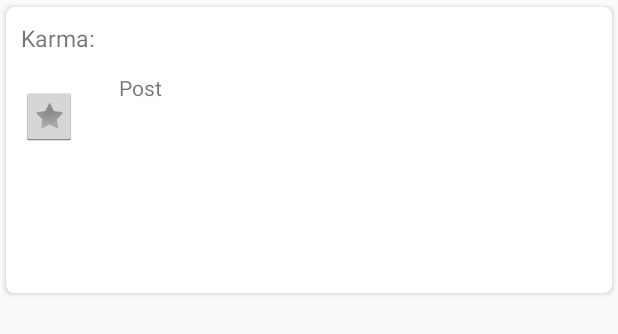
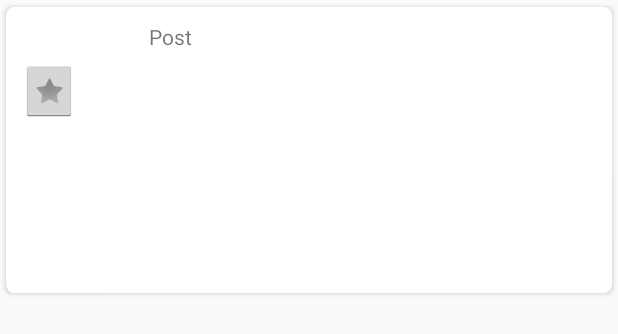
Before and after one commit to clonetrooper67/JAM, an Android app: the layout activity_feed_pager.xml on its own in the app's theme, with its tools: preview values and no code run, on a phone screen of 412 x 824 dp. Shown: the top 334 px of the screen. Run offline under Robolectric (Android 15) with nearby library versions, the phone set to English and light mode, and no system bars.

Commit message:
Final commit, shouldn't have to make any more changes

```diff
--- a/app/src/main/java/example/com/jam/MainActivity.java
+++ b/app/src/main/java/example/com/jam/MainActivity.java
@@ -198,7 +198,7 @@ public class MainActivity extends AppCompatActivity
             @Override
             public void populateViewHolder(PostHolder postView, Post post, int position) {
                 postView.setBody(post.getBody());
-                postView.setUser(post.getUser());
+//                postView.setUser(post.getUser());
                 postView.setKarma(String.valueOf(post.getKarma()));
 
                 FirebaseUser currentUser = mFirebaseAuth.getCurrentUser();
@@ -222,10 +222,10 @@ public class MainActivity extends AppCompatActivity
             mView = itemView;
         }
 
-        public void setUser(String name) {
-            TextView field = (TextView) mView.findViewById(R.id.card_view_uname);
-            field.setText(name);
-        }
+//        public void setUser(String name) {
+//            TextView field = (TextView) mView.findViewById(R.id.card_view_uname);
+//            field.setText(name);
+//        }
 
         public void setBody(String text) {
             TextView field = (TextView) mView.findViewById(R.id.card_view_post_body);
@@ -233,7 +233,7 @@ public class MainActivity extends AppCompatActivity
         }
         public void setKarma(String text){
             TextView field = (TextView) mView.findViewById(R.id.karmaCount);
-            field.setText(text);
+            field.setText("Karma: " + text);
         }
     }
 
--- a/app/src/main/res/layout/activity_feed_pager.xml
+++ b/app/src/main/res/layout/activity_feed_pager.xml
@@ -21,21 +21,15 @@
 
         <LinearLayout
             android:orientation="vertical"
-            android:layout_width="65dp"
+            android:layout_width="85dp"
             android:layout_height="185dp"
             android:weightSum="1">
 
             <TextView
-                android:text="Karma:"
-                android:layout_width="wrap_content"
-                android:layout_height="24dp"
-                android:id="@+id/card_view_post_karma"
-                android:textSize="15sp" />
-
-            <TextView
                 android:layout_width="match_parent"
                 android:layout_height="wrap_content"
-                android:id="@+id/karmaCount" />
+                android:id="@+id/karmaCount"
+                android:layout_weight="0.05" />
 
             <ImageButton
                 android:layout_width="37dp"
@@ -54,18 +48,10 @@
             android:weightSum="1">
 
             <TextView
-                android:layout_width="131dp"
-                android:layout_height="34dp"
-                android:gravity="left"
-
-
-                android:id="@+id/card_view_uname" />
-
-            <TextView
 
                 android:text="Post"
                 android:layout_width="match_parent"
-                android:layout_height="72dp"
+                android:layout_height="148dp"
                 android:id="@+id/card_view_post_body" />
 
             <ImageView
```
